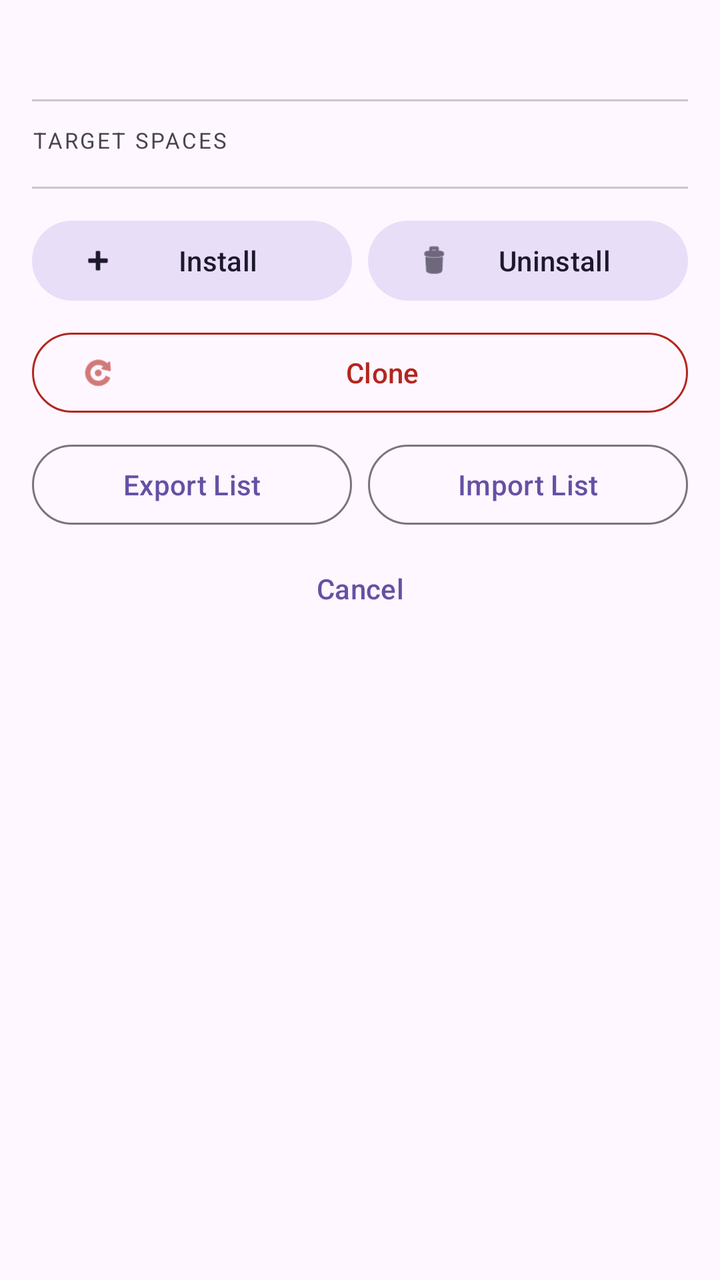
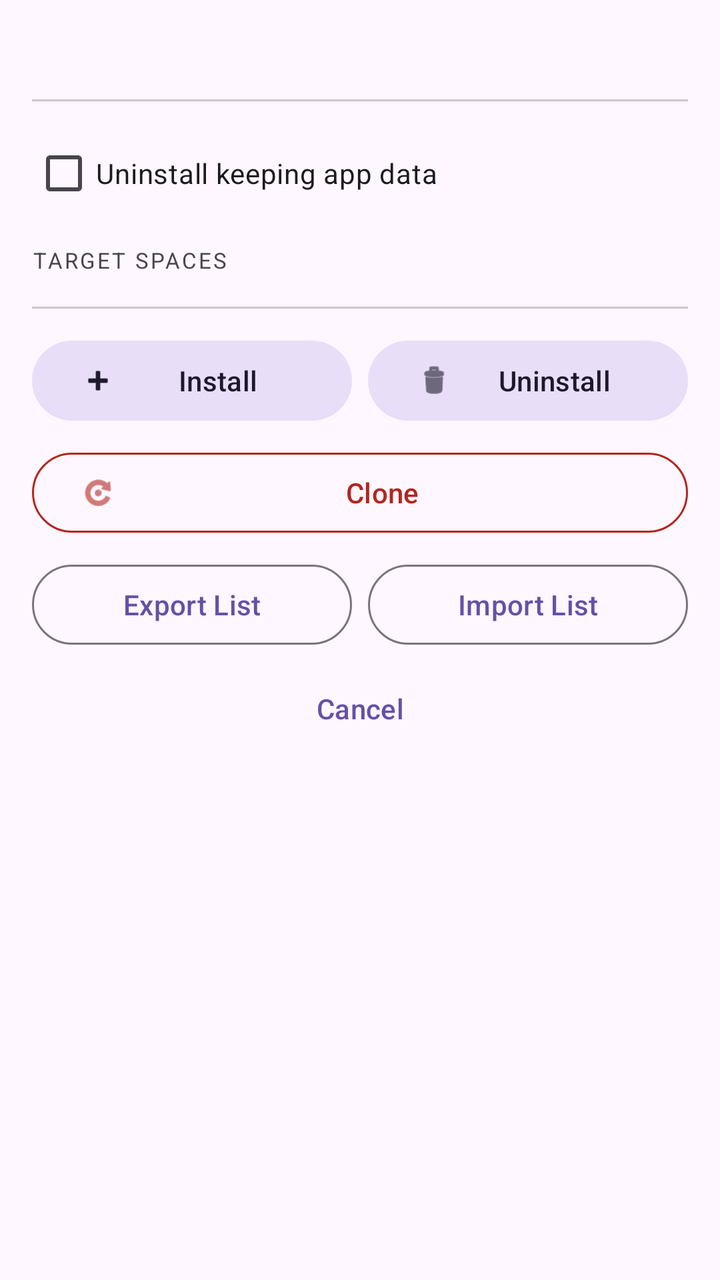

Compare the two renders of this Android layout. The source of the first and the diff that turns it into the second are given below.
<!-- AndroidManifest.xml: application theme Theme.AppDual -->
<!-- res/layout/bottom_sheet_batch_actions.xml -->
<?xml version="1.0" encoding="utf-8"?>
<androidx.core.widget.NestedScrollView
    xmlns:android="http://schemas.android.com/apk/res/android"
    xmlns:app="http://schemas.android.com/apk/res-auto"
    android:layout_width="match_parent"
    android:layout_height="wrap_content">

    <LinearLayout
        android:layout_width="match_parent"
        android:layout_height="wrap_content"
        android:orientation="vertical"
        android:padding="16dp">

        
        <TextView
            android:id="@+id/tvBatchSelectedCount"
            android:layout_width="wrap_content"
            android:layout_height="wrap_content"
            android:textSize="16sp"
            android:textStyle="bold"
            android:textColor="?android:textColorPrimary" />

        <com.google.android.material.divider.MaterialDivider
            android:layout_width="match_parent"
            android:layout_height="wrap_content"
            android:layout_marginTop="12dp"
            android:layout_marginBottom="12dp" />

        
        <TextView
            android:layout_width="wrap_content"
            android:layout_height="wrap_content"
            android:text="@string/target_spaces"
            android:textSize="11sp"
            android:textColor="?android:textColorSecondary"
            android:textAllCaps="true"
            android:letterSpacing="0.1"
            android:layout_marginBottom="8dp" />

        
        <LinearLayout
            android:id="@+id/layoutBatchWorkspaces"
            android:layout_width="match_parent"
            android:layout_height="wrap_content"
            android:orientation="vertical" />

        <TextView
            android:id="@+id/tvBatchNoWorkspaces"
            android:layout_width="match_parent"
            android:layout_height="wrap_content"
            android:text="@string/no_workspaces_hint"
            android:textAlignment="center"
            android:textColor="?android:textColorSecondary"
            android:textSize="13sp"
            android:padding="12dp"
            android:visibility="gone" />

        <com.google.android.material.divider.MaterialDivider
            android:layout_width="match_parent"
            android:layout_height="wrap_content"
            android:layout_marginTop="8dp"
            android:layout_marginBottom="12dp" />

        
        <LinearLayout
            android:layout_width="match_parent"
            android:layout_height="wrap_content"
            android:orientation="horizontal"
            android:layout_marginBottom="8dp">

            <com.google.android.material.button.MaterialButton
                android:id="@+id/btnBatchInstall"
                android:layout_width="0dp"
                android:layout_height="wrap_content"
                android:layout_weight="1"
                android:text="@string/install"
                app:icon="@android:drawable/ic_input_add"
                style="@style/Widget.Material3.Button.TonalButton" />

            <Space android:layout_width="8dp" android:layout_height="1dp" />

            <com.google.android.material.button.MaterialButton
                android:id="@+id/btnBatchUninstall"
                android:layout_width="0dp"
                android:layout_height="wrap_content"
                android:layout_weight="1"
                android:text="@string/uninstall"
                app:icon="@android:drawable/ic_menu_delete"
                style="@style/Widget.Material3.Button.TonalButton" />

        </LinearLayout>

        <com.google.android.material.button.MaterialButton
            android:id="@+id/btnBatchClone"
            android:layout_width="match_parent"
            android:layout_height="wrap_content"
            android:layout_marginBottom="8dp"
            android:text="@string/clone_button"
            app:icon="@android:drawable/ic_menu_rotate"
            app:strokeColor="?attr/colorError"
            android:textColor="?attr/colorError"
            app:iconTint="?attr/colorError"
            style="@style/Widget.Material3.Button.OutlinedButton" />

        <LinearLayout
            android:layout_width="match_parent"
            android:layout_height="wrap_content"
            android:orientation="horizontal">

            <com.google.android.material.button.MaterialButton
                android:id="@+id/btnBatchExport"
                android:layout_width="0dp"
                android:layout_height="wrap_content"
                android:layout_weight="1"
                android:text="@string/export_list"
                style="@style/Widget.Material3.Button.OutlinedButton" />

            <Space android:layout_width="8dp" android:layout_height="1dp" />

            <com.google.android.material.button.MaterialButton
                android:id="@+id/btnBatchImport"
                android:layout_width="0dp"
                android:layout_height="wrap_content"
                android:layout_weight="1"
                android:text="@string/import_list"
                style="@style/Widget.Material3.Button.OutlinedButton" />

        </LinearLayout>

        
        <LinearLayout
            android:id="@+id/layoutBatchProgress"
            android:layout_width="match_parent"
            android:layout_height="wrap_content"
            android:orientation="horizontal"
            android:gravity="center_vertical"
            android:padding="8dp"
            android:layout_marginTop="8dp"
            android:visibility="gone">

            <com.google.android.material.progressindicator.CircularProgressIndicator
                android:layout_width="wrap_content"
                android:layout_height="wrap_content"
                android:indeterminate="true"
                app:indicatorSize="24dp" />

            <TextView
                android:id="@+id/tvBatchProgressText"
                android:layout_width="wrap_content"
                android:layout_height="wrap_content"
                android:text="@string/processing"
                android:textColor="?android:textColorSecondary"
                android:layout_marginStart="12dp" />

        </LinearLayout>

        
        <com.google.android.material.button.MaterialButton
            android:id="@+id/btnBatchCancel"
            android:layout_width="match_parent"
            android:layout_height="wrap_content"
            android:layout_marginTop="4dp"
            android:text="@string/cancel"
            style="@style/Widget.Material3.Button.TextButton" />

    </LinearLayout>

</androidx.core.widget.NestedScrollView>
<!-- resources referenced by this layout -->
<resources>
  <string name="cancel">Cancel</string>
  <string name="clone_button">Clone</string>
  <string name="export_list">Export List</string>
  <string name="import_list">Import List</string>
  <string name="install">Install</string>
  <string name="no_workspaces_hint">No workspaces found. Create one in Settings → Managed Workspaces.</string>
  <string name="processing">Processing…</string>
  <string name="target_spaces">Target Spaces</string>
  <string name="uninstall">Uninstall</string>
  <style name="Theme.AppDual" parent="Base.Theme.AppDual" />
  <style name="Base.Theme.AppDual" parent="Theme.Material3.DayNight.NoActionBar">
          <item name="android:windowLightStatusBar">true</item>
      </style>
</resources>

<!-- the commit's change to res/layout/bottom_sheet_batch_actions.xml (unified diff, before → after) -->
@@ -24,6 +24,15 @@
             android:layout_width="match_parent"
             android:layout_height="wrap_content"
             android:layout_marginTop="12dp"
+            android:layout_marginBottom="12dp" />
+
+        
+        <com.google.android.material.checkbox.MaterialCheckBox
+            android:id="@+id/cbBatchKeepData"
+            android:layout_width="match_parent"
+            android:layout_height="wrap_content"
+            android:text="@string/keep_app_data"
+            android:textSize="14sp"
             android:layout_marginBottom="12dp" />
 
         
<!-- resource entries referenced after the edit -->
@@ -5,6 +5,7 @@
   <string name="export_list">Export List</string>
   <string name="import_list">Import List</string>
   <string name="install">Install</string>
+  <string name="keep_app_data">Uninstall keeping app data</string>
   <string name="no_workspaces_hint">No workspaces found. Create one in Settings → Managed Workspaces.</string>
   <string name="processing">Processing…</string>
   <string name="target_spaces">Target Spaces</string>
